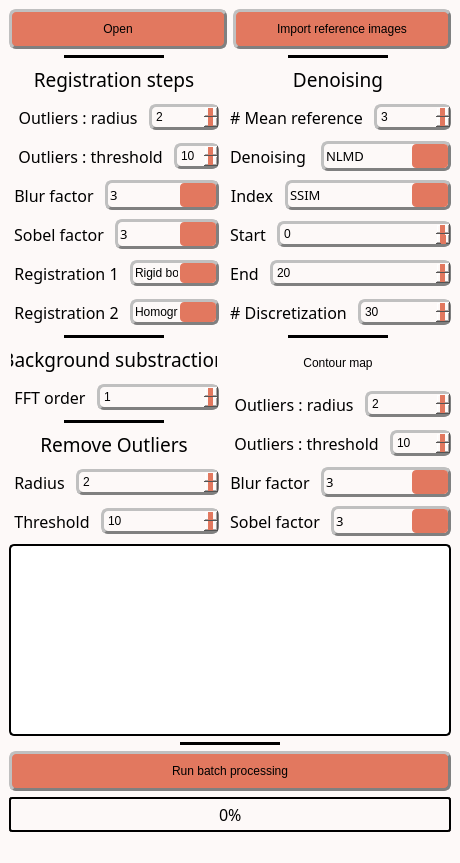
First picture: the form in inichord/Batch_Processing.ui, repository Cyril-Langlois/iniCHORD, before the edit.
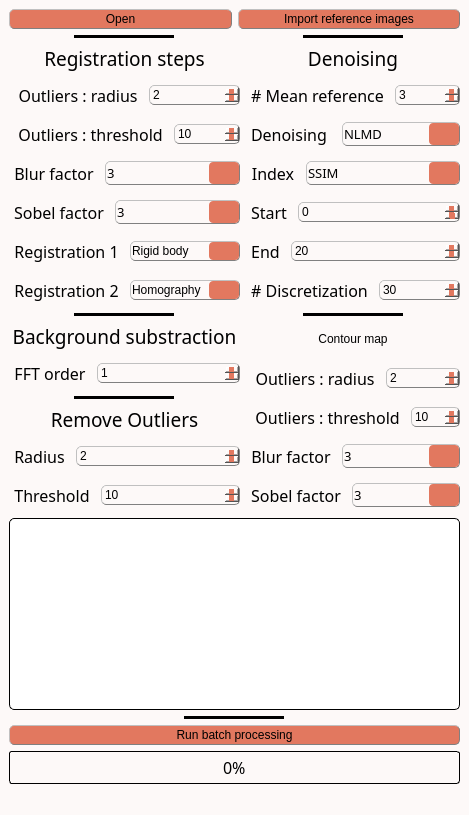
Second picture: the form after the edit. Icons and pictures are not drawn.

Patch:
```diff
--- a/inichord/Batch_Processing.ui
+++ b/inichord/Batch_Processing.ui
@@ -9,8 +9,8 @@
    <rect>
     <x>0</x>
     <y>0</y>
-    <width>417</width>
-    <height>838</height>
+    <width>469</width>
+    <height>790</height>
    </rect>
   </property>
   <property name="sizePolicy">
@@ -55,8 +55,8 @@
 
 /* style des bordures 2 */
 QPushButton, QPushButton:hover, QCheckBox, QComboBox, QSpinBox  {
-	border-radius: 7px;
-	border-width: 3px;
+	border-radius: 5px;
+	border-width: 1px;
 	border-color: gray;
 }
 
@@ -67,15 +67,15 @@
 QComboBox, QTextEdit, QSpinBox {font: 10pt &quot;Noto Sans Cond&quot;}
 
 /* Padding 1 */
-QLabel, QComboBox, QComboBox::down-arrow, QSpinBox, QSpinBox::down-arrow, QSpinBox::up-arrow {padding : 2px;}
+QLabel, QComboBox, QComboBox::down-arrow, QSpinBox, QSpinBox::down-arrow, QSpinBox::up-arrow {padding : 1px;}
 
 /* Padding 2 */
-QPushButton, QPushButton:hover, QCheckBox {padding : 10px;}
+QPushButton, QPushButton:hover, QCheckBox {padding : 2px;}
 
 /* Gestion taille des QCheckBoxes */
 QCheckBox::indicator:unchecked, QCheckBox::indicator:unchecked:hover, QCheckBox::indicator:checked, QCheckBox::indicator:checked:hover  {
-	width :30px;
-	height : 30px;
+	width :15px;
+	height : 15px;
 }
 
 QLabel {
@@ -97,19 +97,19 @@
 
 QComboBox::drop-down:button{
 	border-radius: 4px;
-	border-width: 3px;
-	width: 36px;
+	border-width: 1px;
+	width: 30px;
 }
 
 QComboBox::down-arrow {
-	image : url(icons/Arrow_down.png);
-    width: 13px;
+	 image : url(icons/Arrow_down.png); 
+    width: 12px;
     height: 12px;
 }
 
 Line{
 	format: plain;
-	midLine-Width : 5px;
+	midLine-Width : 1px;
 }
 
 QFrame[height=&quot;3&quot;], QFrame[width=&quot;3&quot;] {background-color: #3A3939;}
@@ -118,7 +118,7 @@
 	background-color: rgb(255, 255, 255);
 	border-style: solid;
 	border-radius: 5px;
-	border-width: 2px;
+	border-width: 1px;
 	border-color: black;
 }
 
@@ -133,45 +133,45 @@
 
 QProgressBar {
 	text-align: center;
-	border: 2px solid black;
+	border: 1px solid black;
 	border-radius: 3px;
  }
 
  QProgressBar::chunk {
 	background-color: rgb(243, 98, 64);
-	width: 20px;
+	width: 15px;
 	margin : 0.5px;
  }
 
 QSpinBox::drop-down:button, QSpinBox::drop-up:button {
 	border-radius: 2px;
-	border-width: 3px;
+	border-width: 1px;
 	width: 36px;
 }
 
 QSpinBox::down-arrow {
 	image : url(icons/Arrow_down.png);
-    width: 26px;
-    height: 24px;
+    width: 24px;
+    height: 22px;
 }
 
 QSpinBox::up-arrow {
 	image : url(icons/Arrow_up.png);
-    width: 26px;
-    height: 24px;
+    width: 24px;
+    height: 22px;
 }
 
 QSlider::groove:horizontal {
     border: 1px solid #999999;
-    height: 5px; /* the groove expands to the size of the slider by default. by giving it a height, it has a fixed size */
+    height: 2px; /* the groove expands to the size of the slider by default. by giving it a height, it has a fixed size */
     background-color: rgb(0, 0, 0);
-    margin: 2px 0;
+    margin: 1px 0;
 }
 
 QSlider::handle:horizontal {
     border: 1px solid #5c5c5c;
-    width: 25px;
-    height: 40px;
+    width: 15px;
+    height: 30px;
     margin: -10px 0; /* handle is placed by default on the contents rect of the groove. Expand outside the groove */
     border-radius: 3px;
 }</string>
@@ -273,7 +273,7 @@
                 </property>
                 <property name="minimumSize">
                  <size>
-                  <width>114</width>
+                  <width>112</width>
                   <height>0</height>
                  </size>
                 </property>
@@ -856,7 +856,7 @@
                   </property>
                   <property name="minimumSize">
                    <size>
-                    <width>85</width>
+                    <width>79</width>
                     <height>0</height>
                    </size>
                   </property>
@@ -948,7 +948,7 @@
                   </property>
                   <property name="minimumSize">
                    <size>
-                    <width>85</width>
+                    <width>79</width>
                     <height>0</height>
                    </size>
                   </property>
@@ -1034,7 +1034,7 @@
                 </property>
                 <property name="minimumSize">
                  <size>
-                  <width>114</width>
+                  <width>112</width>
                   <height>0</height>
                  </size>
                 </property>
@@ -1330,7 +1330,7 @@
                 </property>
                 <property name="minimumSize">
                  <size>
-                  <width>114</width>
+                  <width>112</width>
                   <height>0</height>
                  </size>
                 </property>
@@ -1688,7 +1688,7 @@
                 </property>
                 <property name="minimumSize">
                  <size>
-                  <width>114</width>
+                  <width>112</width>
                   <height>0</height>
                  </size>
                 </property>
```
Left out of the diff: 2 changed lines with no effect on the pictures.
